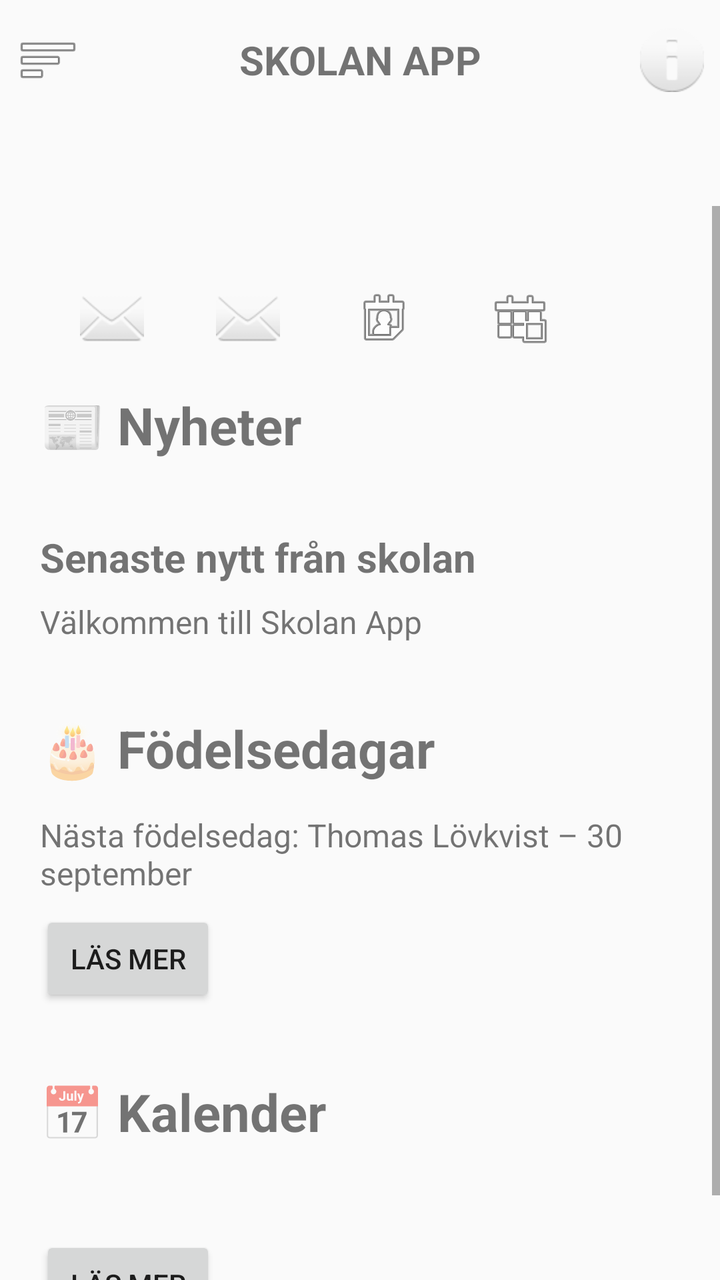
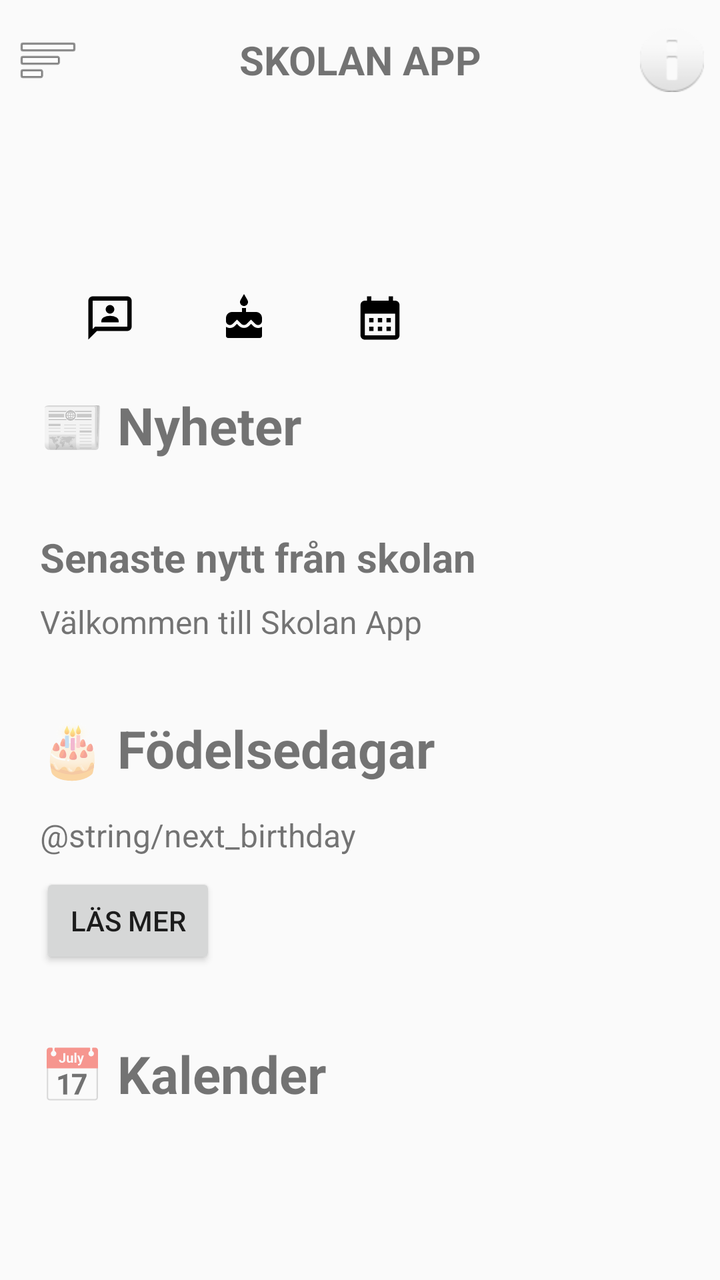

Screens rendered from an Android XML layout before and after an edit, with the pre-edit source and the edit as a unified diff.
<!-- AndroidManifest.xml: application theme Theme.Skolanapp -->
<!-- res/layout/activity_home.xml -->
<?xml version="1.0" encoding="utf-8"?>
<androidx.drawerlayout.widget.DrawerLayout
    xmlns:android="http://schemas.android.com/apk/res/android"
    android:id="@+id/drawerLayout"
    android:layout_width="match_parent"
    android:layout_height="match_parent">


    <LinearLayout
        android:layout_width="match_parent"
        android:layout_height="match_parent"
        android:orientation="vertical">


        <LinearLayout
            android:layout_width="match_parent"
            android:layout_height="60dp"
            android:orientation="horizontal"
            android:gravity="center_vertical">

            <ImageButton
                android:id="@+id/buttonMenu"
                android:layout_width="48dp"
                android:layout_height="48dp"
                android:background="@android:color/transparent"
                android:src="@android:drawable/ic_menu_sort_by_size"
                android:contentDescription="@string/menu" />

            <TextView
                android:layout_width="0dp"
                android:layout_height="wrap_content"
                android:layout_weight="1"
                android:gravity="center"
                android:text="@string/skolan_app"
                android:textSize="20sp"
                android:textStyle="bold" />

            <ImageButton
                android:id="@+id/buttonNotifications"
                android:layout_width="48dp"
                android:layout_height="48dp"
                android:background="@android:color/transparent"
                android:src="@android:drawable/ic_dialog_info"
                android:contentDescription="@string/notifications" />

        </LinearLayout>

        <TextView
            android:id="@+id/textSelectedChild"
            android:layout_width="match_parent"
            android:layout_height="wrap_content"
            android:paddingStart="16dp"
            android:paddingTop="8dp"
            android:paddingEnd="16dp"
            android:paddingBottom="8dp"
            android:textSize="20sp"
            android:textStyle="bold" />


        <ScrollView
            android:id="@+id/mainScroll"
            android:layout_width="match_parent"
            android:layout_height="match_parent"
            android:nestedScrollingEnabled="false">

            <LinearLayout
                android:layout_width="match_parent"
                android:layout_height="wrap_content"
                android:orientation="vertical"
                android:padding="20dp">

                <HorizontalScrollView
                    android:layout_width="match_parent"
                    android:layout_height="wrap_content"
                    android:scrollbars="none"
                    android:fillViewport="false">

                    <LinearLayout
                        android:layout_width="wrap_content"
                        android:layout_height="wrap_content"
                        android:orientation="horizontal"
                        android:gravity="center_vertical"
                        android:padding="8dp">

                        <ImageButton
                            android:id="@+id/buttonTeacherEmail"
                            android:layout_width="56dp"
                            android:layout_height="56dp"
                            android:layout_marginEnd="12dp"
                            android:background="@android:color/transparent"
                            android:src="@android:drawable/ic_dialog_email"
                            android:contentDescription="@string/larare_email"
                            android:scaleType="centerInside" />

                        <ImageButton
                            android:id="@+id/buttonParentsEmail"
                            android:layout_width="56dp"
                            android:layout_height="56dp"
                            android:layout_marginEnd="12dp"
                            android:background="@android:color/transparent"
                            android:src="@android:drawable/ic_dialog_email"
                            android:contentDescription="@string/foraldrar_email"
                            android:scaleType="centerInside" />

                        <ImageButton
                            android:id="@+id/buttonBirthdays"
                            android:layout_width="56dp"
                            android:layout_height="56dp"
                            android:layout_marginEnd="12dp"
                            android:background="@android:color/transparent"
                            android:src="@android:drawable/ic_menu_my_calendar"
                            android:contentDescription="@string/fodelsedagar"
                            android:scaleType="centerInside" />

                        <ImageButton
                            android:id="@+id/buttonCalendar"
                            android:layout_width="56dp"
                            android:layout_height="56dp"
                            android:layout_marginEnd="12dp"
                            android:background="@android:color/transparent"
                            android:src="@android:drawable/ic_menu_today"
                            android:contentDescription="@string/kalender"
                            android:scaleType="centerInside" />

                    </LinearLayout>

                </HorizontalScrollView>

                <include
                    android:id="@+id/newsLayout"
                    layout="@layout/activity_news" />

                <TextView
                    android:layout_width="match_parent"
                    android:layout_height="wrap_content"
                    android:layout_marginTop="20dp"
                    android:text="@string/senaste"
                    android:textSize="20sp"
                    android:textStyle="bold" />

                <TextView
                    android:layout_width="match_parent"
                    android:layout_height="wrap_content"
                    android:layout_marginTop="8dp"
                    android:text="@string/valkommen_till_skolan_app"
                    android:textSize="16sp" />

                <TextView
                    android:layout_width="match_parent"
                    android:layout_height="wrap_content"
                    android:layout_marginTop="35dp"
                    android:text="@string/fodelsedagar"
                    android:textSize="26sp"
                    android:textStyle="bold" />

                <TextView
                    android:id="@+id/textNextBirthday"
                    android:layout_width="match_parent"
                    android:layout_height="wrap_content"
                    android:layout_marginTop="15dp"
                    android:text="Nästa födelsedag: Thomas Lövkvist – 30 september"
                    android:textSize="16sp" />

                <Button
                    android:id="@+id/buttonViewBirthdays"
                    android:layout_width="wrap_content"
                    android:layout_height="wrap_content"
                    android:layout_marginTop="8dp"
                    android:text="@string/las_mer" />


                <TextView
                    android:id="@+id/sectionCalendar"
                    android:layout_width="match_parent"
                    android:layout_height="wrap_content"
                    android:layout_marginTop="35dp"
                    android:text="@string/kalender"
                    android:textSize="26sp"
                    android:textStyle="bold" />

                <TextView
                    android:id="@+id/textNextActivity"
                    android:layout_width="match_parent"
                    android:layout_height="wrap_content"
                    android:layout_marginTop="15dp"
                    android:text=""
                    android:textSize="16sp" />

                <Button
                    android:id="@+id/buttonReadCalendar"
                    android:layout_width="wrap_content"
                    android:layout_height="wrap_content"
                    android:layout_marginTop="8dp"
                    android:text="@string/las_mer" />

            </LinearLayout>

        </ScrollView>

    </LinearLayout>

    <include
        android:id="@+id/drawerMenu"
        layout="@layout/drawer_menu_side" />

</androidx.drawerlayout.widget.DrawerLayout>
<!-- res/layout/activity_news.xml (included above) -->
<?xml version="1.0" encoding="utf-8"?>
<LinearLayout
    xmlns:android="http://schemas.android.com/apk/res/android"
    android:id="@+id/newsLayout"
    android:layout_width="match_parent"
    android:layout_height="wrap_content"
    android:orientation="vertical">

    <TextView
        android:id="@+id/sectionNews"
        android:layout_width="match_parent"
        android:layout_height="wrap_content"
        android:text="@string/nyheter"
        android:textSize="26sp"
        android:textStyle="bold" />

    <androidx.recyclerview.widget.RecyclerView
        android:id="@+id/recyclerNews"
        android:layout_width="match_parent"
        android:layout_height="wrap_content"
        android:layout_marginTop="15dp" />

</LinearLayout>
<!-- res/layout/drawer_menu_side.xml (included above) -->
<?xml version="1.0" encoding="utf-8"?>
<LinearLayout
    xmlns:android="http://schemas.android.com/apk/res/android"
    android:id="@+id/navigationDrawer"
    android:layout_width="200dp"
    android:layout_height="match_parent"
    android:layout_gravity="start"
    android:orientation="vertical"
    android:background="@android:color/white">

    <TextView
        android:layout_width="match_parent"
        android:layout_height="60dp"
        android:gravity="center_vertical"
        android:paddingStart="20dp"
        android:paddingEnd="20dp"
        android:text="@string/skolan_app"
        android:textSize="22sp"
        android:textStyle="bold" />

    <TextView
        android:id="@+id/menuHome"
        android:layout_width="match_parent"
        android:layout_height="55dp"
        android:gravity="center_vertical"
        android:paddingStart="20dp"
        android:paddingEnd="20dp"
        android:text="@string/hem"
        android:textSize="18sp" />

    <TextView
        android:id="@+id/menuNews"
        android:layout_width="match_parent"
        android:layout_height="55dp"
        android:gravity="center_vertical"
        android:paddingStart="20dp"
        android:paddingEnd="20dp"
        android:text="@string/nyheter"
        android:textSize="18sp" />

    <TextView
        android:id="@+id/menuBirthdays"
        android:layout_width="match_parent"
        android:layout_height="55dp"
        android:gravity="center_vertical"
        android:paddingStart="20dp"
        android:paddingEnd="20dp"
        android:text="@string/fodelsedagar"
        android:textSize="18sp" />

    <TextView
        android:id="@+id/menuCalendar"
        android:layout_width="match_parent"
        android:layout_height="55dp"
        android:gravity="center_vertical"
        android:paddingStart="20dp"
        android:paddingEnd="20dp"
        android:text="@string/kalender"
        android:textSize="18sp" />

</LinearLayout>
<!-- resources referenced by this layout -->
<resources>
  <string name="fodelsedagar">🎂 Födelsedagar</string>
  <string name="foraldrar_email">Föräldrar email</string>
  <string name="hem">🏠 Hem</string>
  <string name="kalender">📅 Kalender</string>
  <string name="larare_email">Lärare email</string>
  <string name="las_mer">Läs mer</string>
  <string name="menu">Menu</string>
  <string name="notifications">Notifications</string>
  <string name="nyheter">📰 Nyheter</string>
  <string name="senaste">Senaste nytt från skolan</string>
  <string name="skolan_app">SKOLAN APP</string>
  <string name="valkommen_till_skolan_app">Välkommen till Skolan App</string>
  <style name="Theme.Skolanapp" parent="Theme.AppCompat.Light.NoActionBar" />
</resources>

<!-- the commit's change to res/layout/activity_home.xml (unified diff, before → after) -->
@@ -82,25 +82,16 @@
                         android:gravity="center_vertical"
                         android:padding="8dp">
 
+
                         <ImageButton
-                            android:id="@+id/buttonTeacherEmail"
-                            android:layout_width="56dp"
-                            android:layout_height="56dp"
+                            android:id="@+id/buttonEmail"
+                            android:layout_width="54dp"
+                            android:layout_height="54dp"
                             android:layout_marginEnd="12dp"
                             android:background="@android:color/transparent"
-                            android:src="@android:drawable/ic_dialog_email"
-                            android:contentDescription="@string/larare_email"
-                            android:scaleType="centerInside" />
-
-                        <ImageButton
-                            android:id="@+id/buttonParentsEmail"
-                            android:layout_width="56dp"
-                            android:layout_height="56dp"
-                            android:layout_marginEnd="12dp"
-                            android:background="@android:color/transparent"
-                            android:src="@android:drawable/ic_dialog_email"
-                            android:contentDescription="@string/foraldrar_email"
-                            android:scaleType="centerInside" />
+                            android:contentDescription="@string/email"
+                            android:scaleType="centerInside"
+                            android:src="@drawable/message" />
 
                         <ImageButton
                             android:id="@+id/buttonBirthdays"
@@ -108,7 +99,7 @@
                             android:layout_height="56dp"
                             android:layout_marginEnd="12dp"
                             android:background="@android:color/transparent"
-                            android:src="@android:drawable/ic_menu_my_calendar"
+                            android:src="@drawable/cake"
                             android:contentDescription="@string/fodelsedagar"
                             android:scaleType="centerInside" />
 
@@ -118,7 +109,7 @@
                             android:layout_height="56dp"
                             android:layout_marginEnd="12dp"
                             android:background="@android:color/transparent"
-                            android:src="@android:drawable/ic_menu_today"
+                            android:src="@drawable/baseline_calendar_month_24"
                             android:contentDescription="@string/kalender"
                             android:scaleType="centerInside" />
 
@@ -158,7 +149,7 @@
                     android:layout_width="match_parent"
                     android:layout_height="wrap_content"
                     android:layout_marginTop="15dp"
-                    android:text="Nästa födelsedag: Thomas Lövkvist – 30 september"
+                    android:text="@string/next_birthday"
                     android:textSize="16sp" />
 
                 <Button
@@ -185,13 +176,6 @@
                     android:layout_marginTop="15dp"
                     android:text=""
                     android:textSize="16sp" />
-
-                <Button
-                    android:id="@+id/buttonReadCalendar"
-                    android:layout_width="wrap_content"
-                    android:layout_height="wrap_content"
-                    android:layout_marginTop="8dp"
-                    android:text="@string/las_mer" />
 
             </LinearLayout>
 
<!-- resource entries referenced after the edit -->
@@ -1,10 +1,26 @@
 <!-- resources referenced by this layout -->
 <resources>
+  <!-- drawable baseline_calendar_month_24 (drawable) -->
+  <vector xmlns:android="http://schemas.android.com/apk/res/android" android:height="26dp" android:tint="#000000" android:viewportHeight="24" android:viewportWidth="24" android:width="26dp">
+        
+      <path android:fillColor="@android:color/white" android:pathData="M19,4h-1V2h-2v2H8V2H6v2H5C3.89,4 3.01,4.9 3.01,6L3,20c0,1.1 0.89,2 2,2h14c1.1,0 2,-0.9 2,-2V6C21,4.9 20.1,4 19,4zM19,20H5V10h14V20zM9,14H7v-2h2V14zM13,14h-2v-2h2V14zM17,14h-2v-2h2V14zM9,18H7v-2h2V18zM13,18h-2v-2h2V18zM17,18h-2v-2h2V18z"/>
+      
+  </vector>
+  <!-- drawable cake (drawable) -->
+  <vector xmlns:android="http://schemas.android.com/apk/res/android" android:height="24dp" android:tint="#000000" android:viewportHeight="24" android:viewportWidth="24" android:width="24dp">
+        
+      <path android:fillColor="@android:color/white" android:pathData="M12,6c1.11,0 2,-0.9 2,-2 0,-0.38 -0.1,-0.73 -0.29,-1.03L12,0l-1.71,2.97c-0.19,0.3 -0.29,0.65 -0.29,1.03 0,1.1 0.9,2 2,2zM16.6,15.99l-1.07,-1.07 -1.08,1.07c-1.3,1.3 -3.58,1.31 -4.89,0l-1.07,-1.07 -1.09,1.07C6.75,16.64 5.88,17 4.96,17c-0.73,0 -1.4,-0.23 -1.96,-0.61L3,21c0,0.55 0.45,1 1,1h16c0.55,0 1,-0.45 1,-1v-4.61c-0.56,0.38 -1.23,0.61 -1.96,0.61 -0.92,0 -1.79,-0.36 -2.44,-1.01zM18,9h-5L13,7h-2v2L6,9c-1.66,0 -3,1.34 -3,3v1.54c0,1.08 0.88,1.96 1.96,1.96 0.52,0 1.02,-0.2 1.38,-0.57l2.14,-2.13 2.13,2.13c0.74,0.74 2.03,0.74 2.77,0l2.14,-2.13 2.13,2.13c0.37,0.37 0.86,0.57 1.38,0.57 1.08,0 1.96,-0.88 1.96,-1.96L20.99,12C21,10.34 19.66,9 18,9z"/>
+      
+  </vector>
+  <!-- drawable message (drawable) -->
+  <vector xmlns:android="http://schemas.android.com/apk/res/android" android:height="26dp" android:tint="#000000" android:viewportHeight="960" android:viewportWidth="960" android:width="26dp">
+        
+      <path android:fillColor="@android:color/white" android:pathData="M320,560L640,560L640,538Q640,494 596,467Q552,440 480,440Q408,440 364,467Q320,494 320,538L320,560ZM536.5,376.5Q560,353 560,320Q560,287 536.5,263.5Q513,240 480,240Q447,240 423.5,263.5Q400,287 400,320Q400,353 423.5,376.5Q447,400 480,400Q513,400 536.5,376.5ZM80,880L80,160Q80,127 103.5,103.5Q127,80 160,80L800,80Q833,80 856.5,103.5Q880,127 880,160L880,640Q880,673 856.5,696.5Q833,720 800,720L240,720L80,880ZM206,640L800,640Q800,640 800,640Q800,640 800,640L800,160Q800,160 800,160Q800,160 800,160L160,160Q160,160 160,160Q160,160 160,160L160,685L206,640ZM160,640L160,640L160,160Q160,160 160,160Q160,160 160,160L160,160Q160,160 160,160Q160,160 160,160L160,640Q160,640 160,640Q160,640 160,640Z"/>
+      
+  </vector>
   <string name="fodelsedagar">🎂 Födelsedagar</string>
-  <string name="foraldrar_email">Föräldrar email</string>
   <string name="hem">🏠 Hem</string>
   <string name="kalender">📅 Kalender</string>
-  <string name="larare_email">Lärare email</string>
   <string name="las_mer">Läs mer</string>
   <string name="menu">Menu</string>
   <string name="notifications">Notifications</string>
